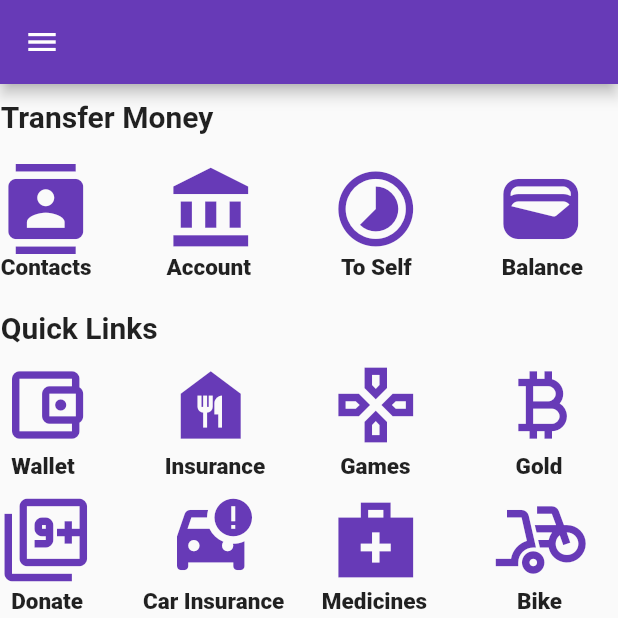
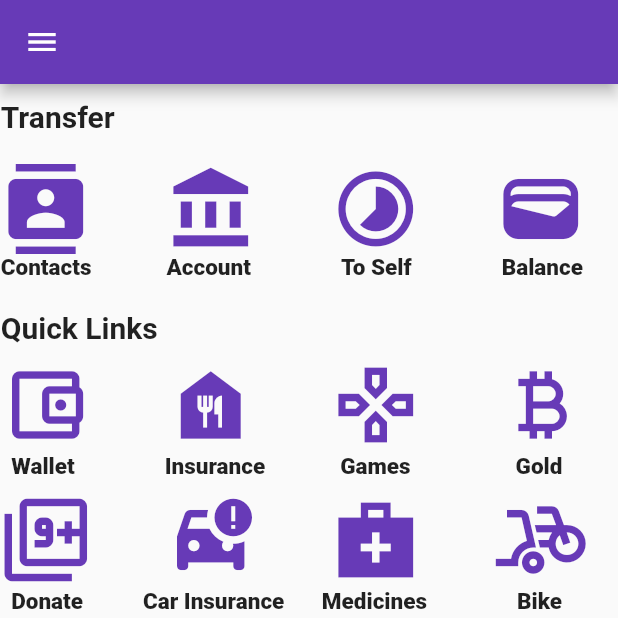
Before and after one commit to LintoBabu/plus, a Flutter app: the screen it shows after launch, on a phone screen of 412 x 824 dp, the top half of it. Run offline on Flutter 3.47's test engine with Material 2 defaults, Android fonts, the phone set to English and light mode, and no system bars.

Commit message:
removed unusual commits

```diff
--- a/lib/main.dart
+++ b/lib/main.dart
@@ -148,7 +148,7 @@ class _phonepeState extends State<phonepe> {
                 children: [
                   Container(
                     child: Text(
-                      "Transfer Money",
+                      "Transfer",
                       style:
                           TextStyle(fontSize: 20, fontWeight: FontWeight.bold),
                     ),
```
